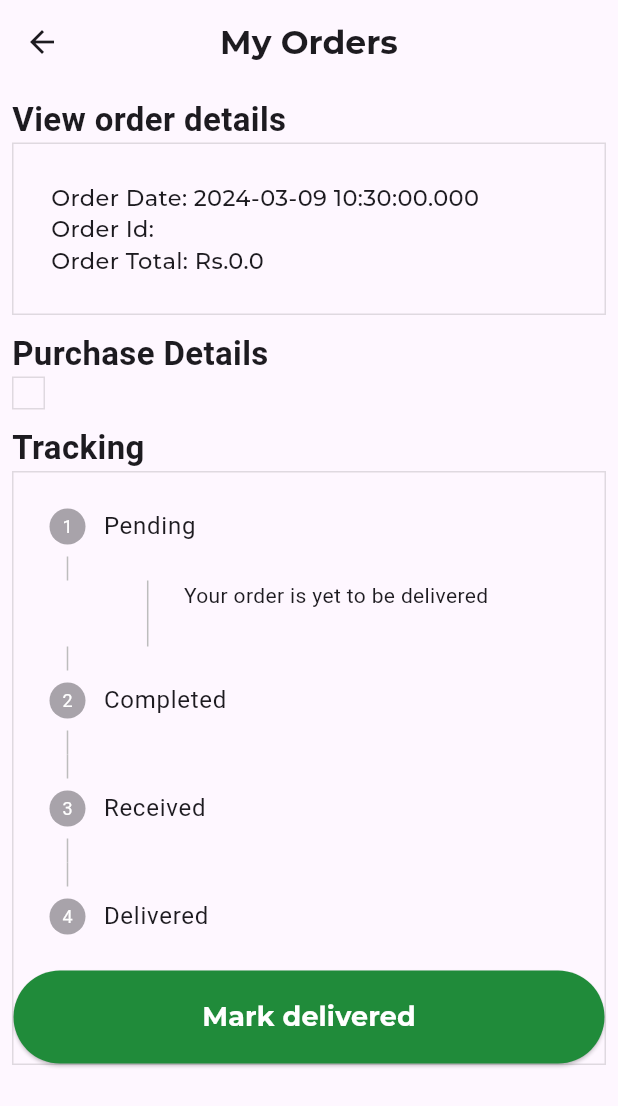
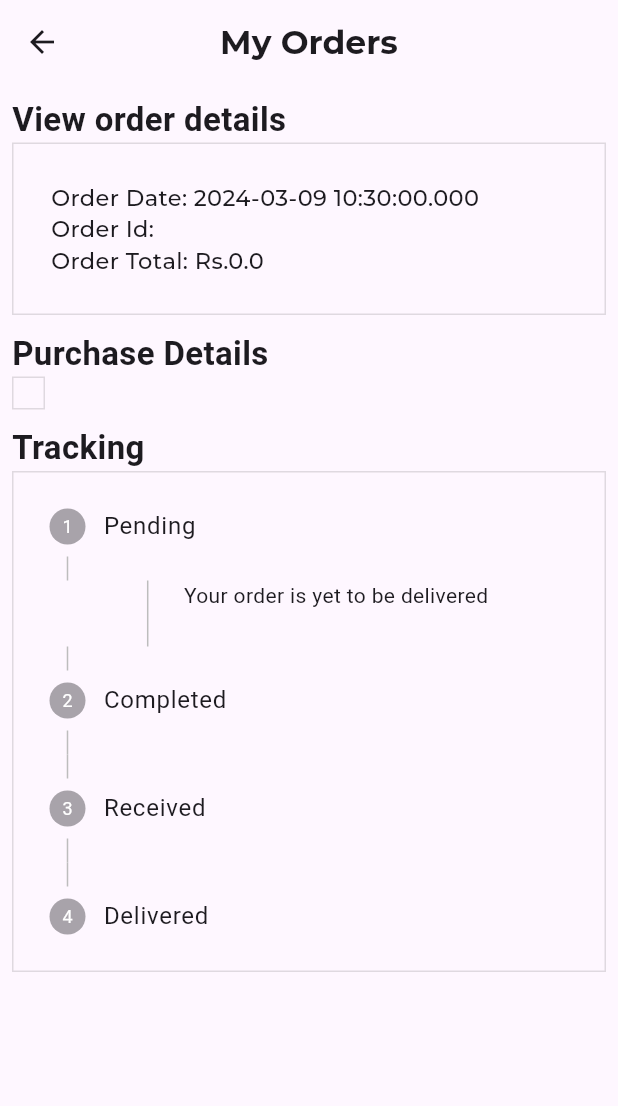
Before and after one commit to JayarajChippada/agri-barn-flutter, a Flutter app: the OrderDetailsScreen screen opened directly with empty values, on a phone screen of 412 x 824 dp. Shown: the top 1106 px of the screen. Run offline on Flutter 3.47's test engine with Material 3 defaults, Android fonts, the light colour scheme and no system bars; our stand-ins replace badges, carousel_slider, charts_flutter, dots_indicator, dotted_border, file_picker and 2 more; missing offline and left inert: pay; accounts and stored records are empty; project files that could hold a hidden picture were left out.

Commit message:
Farmer Page changed

```diff
--- a/lib/features/order_details/screens/order_details.dart
+++ b/lib/features/order_details/screens/order_details.dart
@@ -4,7 +4,9 @@ import 'package:appathon/features/product_details/services/product_details_servi
 import 'package:appathon/features/search/screens/search_screen.dart';
 import 'package:appathon/models/orders_model.dart';
 import 'package:appathon/providers/vendor_provider.dart';
+import 'package:flutter/cupertino.dart';
 import 'package:flutter/material.dart';
+import 'package:flutter/widgets.dart';
 import 'package:provider/provider.dart';
 import 'package:http/http.dart' as http;
 
@@ -129,7 +131,10 @@ class _OrderDetailsScreenState extends State<OrderDetailsScreen> {
                   mainAxisAlignment: MainAxisAlignment.start,
                   children: [
                     for (int i = 0; i < widget.order.items.length; i++)
-                      Row(
+                      Padding(
+                        padding: const EdgeInsets.all(8.0),
+                        child: Row(
+                          mainAxisAlignment: MainAxisAlignment.spaceBetween,
                           children: [
                             Image.network(
                               widget.order.items[i].product.image,
@@ -140,21 +145,31 @@ class _OrderDetailsScreenState extends State<OrderDetailsScreen> {
                             Column(
                               crossAxisAlignment: CrossAxisAlignment.start,
                               children: [
-                              Text(
+                                SizedBox(
+                                  width: 150,
+                                  child: Text(
                                     widget.order.items[i].product.name,
-                                maxLines: 2,
+                                    maxLines: 5,
                                     overflow: TextOverflow.ellipsis,
                                     style: const TextStyle(
-                                    fontSize: 17, fontWeight: FontWeight.bold),
+                                        fontSize: 17,
+                                        fontWeight: FontWeight.bold),
                                   ),
-                              const Text(
+                                ),
+                                const SizedBox(
+                                  width: 50,
+                                  child: Text(
                                     "Qty: ${1}",
+                                    overflow: TextOverflow.ellipsis,
                                     style: TextStyle(
-                                    fontSize: 17, fontWeight: FontWeight.bold),
+                                        fontSize: 17,
+                                        fontWeight: FontWeight.bold),
+                                  ),
                                 ),
                               ],
                             )
                           ],
+                        ),
                       ),
                   ],
                 ),
@@ -228,15 +243,15 @@ class _OrderDetailsScreenState extends State<OrderDetailsScreen> {
                         ),
                       ],
                     ),
-                    CustomButton(
-                      text: "Mark delivered",
-                      onTap: () async {
-                        print(widget.order.id);
-                        productDetailsServices.orderCompleted(
-                            context: context, id: widget.order.id);
-                        setState(() {});
-                      },
-                    )
+                    // CustomButton(
+                    //   text: "Mark delivered",
+                    //   onTap: () async {
+                    //     print(widget.order.id);
+                    //     productDetailsServices.orderCompleted(
+                    //         context: context, id: widget.order.id);
+                    //     setState(() {});
+                    //   },
+                    // )
                   ],
                 ),
               ),
```
Also changed, not shown: lib/features/search/widgets/searched_product.dart (+19 -7 lines). Lines whose indentation alone changed are shown as unchanged.
